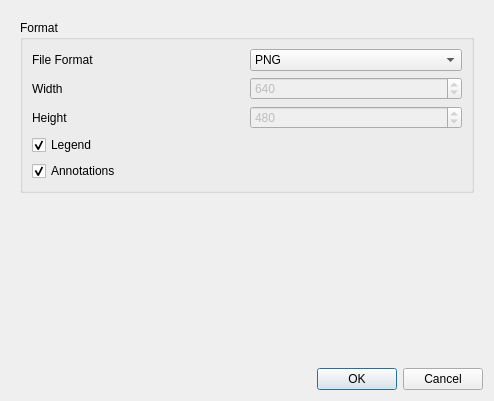
Before: the Qt Designer form manager/src/ExportPicDialog.ui in porkmarks/sense, drawn with Qt 5.
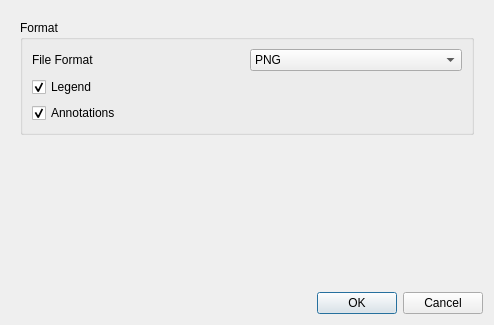
After: the same form once the commit is applied.

Commit message: Settings for export dialogs

Patch:
```diff
--- a/manager/src/ExportPicDialog.ui
+++ b/manager/src/ExportPicDialog.ui
@@ -7,7 +7,7 @@
     <x>0</x>
     <y>0</y>
     <width>494</width>
-    <height>401</height>
+    <height>325</height>
    </rect>
   </property>
   <property name="windowTitle">
@@ -50,29 +50,6 @@
             <string>Format</string>
            </property>
            <layout class="QGridLayout" name="gridLayout_2">
-            <item row="1" column="1">
-             <widget class="QSpinBox" name="width">
-              <property name="enabled">
-               <bool>false</bool>
-              </property>
-              <property name="minimum">
-               <number>100</number>
-              </property>
-              <property name="maximum">
-               <number>3000</number>
-              </property>
-              <property name="value">
-               <number>640</number>
-              </property>
-             </widget>
-            </item>
-            <item row="2" column="0">
-             <widget class="QLabel" name="label_4">
-              <property name="text">
-               <string>Height</string>
-              </property>
-             </widget>
-            </item>
             <item row="0" column="0">
              <widget class="QLabel" name="label_3">
               <property name="text">
@@ -81,13 +58,6 @@
              </widget>
             </item>
             <item row="1" column="0">
-             <widget class="QLabel" name="label_6">
-              <property name="text">
-               <string>Width</string>
-              </property>
-             </widget>
-            </item>
-            <item row="3" column="0">
              <widget class="QCheckBox" name="legend">
               <property name="text">
                <string>Legend</string>
@@ -97,22 +67,6 @@
               </property>
              </widget>
             </item>
-            <item row="2" column="1">
-             <widget class="QSpinBox" name="height">
-              <property name="enabled">
-               <bool>false</bool>
-              </property>
-              <property name="minimum">
-               <number>100</number>
-              </property>
-              <property name="maximum">
-               <number>3000</number>
-              </property>
-              <property name="value">
-               <number>480</number>
-              </property>
-             </widget>
-            </item>
             <item row="0" column="1">
              <widget class="QComboBox" name="fileFormat">
               <item>
@@ -122,7 +76,7 @@
               </item>
              </widget>
             </item>
-            <item row="4" column="0">
+            <item row="2" column="0">
              <widget class="QCheckBox" name="annotations">
               <property name="text">
                <string>Annotations</string>
```
Left out of the diff: 2 changed lines with no effect on the pictures. The commit also changes 7 other files.
